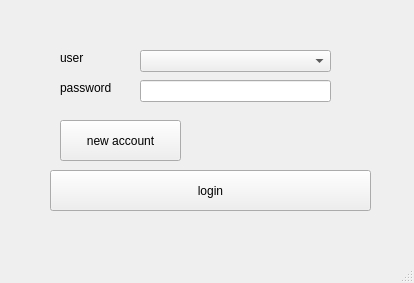
Old version of the form Tic-Tac-Toe-Game/login_window.ui in the repository ahmedg3x1/Tic-Tac-Toe-Game.
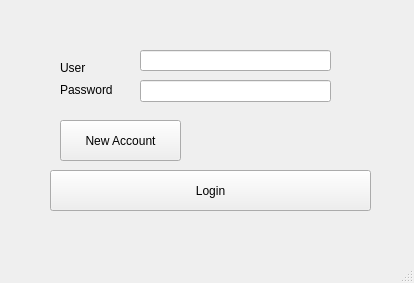
New version of the form.

Diff of the .ui file:
```diff
--- a/Tic-Tac-Toe-Game/login_window.ui
+++ b/Tic-Tac-Toe-Game/login_window.ui
@@ -24,7 +24,7 @@
      </rect>
     </property>
     <property name="text">
-     <string>login</string>
+     <string>Login</string>
     </property>
    </widget>
    <widget class="QLineEdit" name="password_line_edit">
@@ -50,13 +50,13 @@
     <property name="geometry">
      <rect>
       <x>60</x>
-      <y>50</y>
+      <y>60</y>
       <width>55</width>
       <height>16</height>
      </rect>
     </property>
     <property name="text">
-     <string>user</string>
+     <string>User</string>
     </property>
    </widget>
    <widget class="QLabel" name="label_2">
@@ -64,22 +64,12 @@
      <rect>
       <x>60</x>
       <y>80</y>
-      <width>55</width>
-      <height>16</height>
+      <width>71</width>
+      <height>20</height>
      </rect>
     </property>
     <property name="text">
-     <string>password</string>
-    </property>
-   </widget>
-   <widget class="QComboBox" name="username_combobox">
-    <property name="geometry">
-     <rect>
-      <x>140</x>
-      <y>50</y>
-      <width>191</width>
-      <height>22</height>
-     </rect>
+     <string>Password</string>
     </property>
    </widget>
    <widget class="QPushButton" name="register_button">
@@ -92,7 +82,7 @@
      </rect>
     </property>
     <property name="text">
-     <string>new account</string>
+     <string>New Account</string>
     </property>
    </widget>
    <widget class="QLabel" name="warning_label">
@@ -103,8 +93,8 @@
      <rect>
       <x>220</x>
       <y>120</y>
-      <width>55</width>
-      <height>16</height>
+      <width>161</width>
+      <height>41</height>
      </rect>
     </property>
     <property name="styleSheet">
@@ -114,6 +104,16 @@
      <string/>
     </property>
    </widget>
+   <widget class="QLineEdit" name="username">
+    <property name="geometry">
+     <rect>
+      <x>140</x>
+      <y>50</y>
+      <width>191</width>
+      <height>21</height>
+     </rect>
+    </property>
+   </widget>
   </widget>
   <widget class="QMenuBar" name="menubar">
    <property name="geometry">
```
